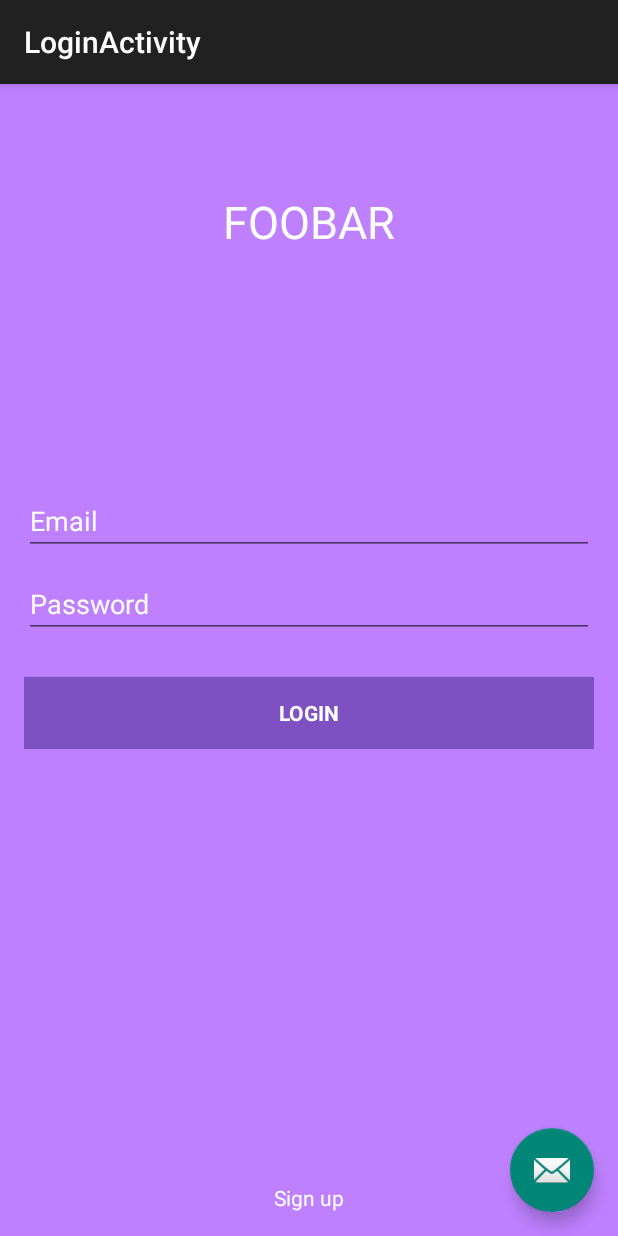
After one commit to Jerryzhao-z/SleepTight, an Android app: the LoginActivity screen opened directly, with no data from a screen before it, on a phone screen of 412 x 824 dp. The commit adds this screen. Run offline under Robolectric (Android 15) with nearby library versions, the phone set to English and light mode, and no system bars.

Commit message:
++ XML 6.09.14.44

```diff
--- a/app/build.gradle
+++ b/app/build.gradle
@@ -1,7 +1,7 @@
 apply plugin: 'com.android.application'
 
 android {
-    compileSdkVersion 'android-N'
+    compileSdkVersion 23
     buildToolsVersion '23.0.3'
 
     defaultConfig {
@@ -44,5 +44,4 @@ dependencies {
     compile 'com.mikepenz:itemanimators:0.2.4@aar'
     compile 'com.google.android.gms:play-services-appindexing:8.1.0'
     compile 'com.github.PhilJay:MPAndroidChart:v2.2.5'
-
 }
--- a/app/src/main/AndroidManifest.xml
+++ b/app/src/main/AndroidManifest.xml
@@ -1,17 +1,17 @@
 <?xml version="1.0" encoding="utf-8"?>
 <manifest xmlns:android="http://schemas.android.com/apk/res/android"
-    package="fr.sleeptight">
+    package="fr.sleeptight" >
 
     <application
-        android:name = "fr.sleeptight.ui.application"
+        android:name=".ui.application"
         android:allowBackup="true"
         android:icon="@mipmap/ic_launcher"
         android:label="@string/app_name"
-        android:theme="@style/AppTheme">
+        android:theme="@style/AppTheme" >
         <activity
             android:name=".ui.MainActivity"
             android:label="@string/title_activity_main"
-            android:theme="@style/AppTheme.NoActionBar">
+            android:theme="@style/AppTheme.NoActionBar" >
             <intent-filter>
                 <action android:name="android.intent.action.MAIN" />
 
@@ -38,7 +38,7 @@
             android:name=".ui.page.SleepPlanActivity"
             android:label="@string/title_activity_sleep_plan"
             android:parentActivityName=".ui.HomePage"
-            android:theme="@style/MaterialDrawerTheme.Light.DarkToolbar">
+            android:theme="@style/MaterialDrawerTheme.Light.DarkToolbar" >
             <meta-data
                 android:name="android.support.PARENT_ACTIVITY"
                 android:value="fr.sleeptight.ui.HomePage" />
@@ -47,11 +47,16 @@
             android:name=".ui.user_branch.UserManagerTest"
             android:label="@string/title_activity_user_manager_test"
             android:parentActivityName=".ui.HomePage"
-            android:theme="@style/MaterialDrawerTheme.Light.DarkToolbar">
+            android:theme="@style/MaterialDrawerTheme.Light.DarkToolbar" >
             <meta-data
                 android:name="android.support.PARENT_ACTIVITY"
                 android:value="fr.sleeptight.ui.user_branch.UserManagerTest" />
         </activity>
+        <activity
+            android:name=".ui.user_branch.LoginActivity"
+            android:label="@string/title_activity_login"
+            android:theme="@style/AppTheme.NoActionBar" >
+        </activity>
     </application>
 
 </manifest>
--- /dev/null
+++ b/app/src/main/java/fr/sleeptight/ui/user_branch/LoginActivity.java
@@ -0,0 +1,30 @@
+package fr.sleeptight.ui.user_branch;
+
+import android.os.Bundle;
+import android.support.design.widget.FloatingActionButton;
+import android.support.design.widget.Snackbar;
+import android.support.v7.app.AppCompatActivity;
+import android.support.v7.widget.Toolbar;
+import android.view.View;
+import fr.sleeptight.R;
+
+public class LoginActivity extends AppCompatActivity {
+
+    @Override
+    protected void onCreate(Bundle savedInstanceState) {
+        super.onCreate(savedInstanceState);
+        setContentView(R.layout.activity_login);
+        Toolbar toolbar = (Toolbar) findViewById(R.id.toolbar);
+        setSupportActionBar(toolbar);
+
+       FloatingActionButton fab = (FloatingActionButton) findViewById(R.id.fab);
+        fab.setOnClickListener(new View.OnClickListener() {
+            @Override
+            public void onClick(View view) {
+                Snackbar.make(view, "Replace with your own action", Snackbar.LENGTH_LONG)
+                        .setAction("Action", null).show();
+            }
+        });
+    }
+
+}
--- /dev/null
+++ b/app/src/main/res/layout/activity_login.xml
@@ -0,0 +1,35 @@
+<?xml version="1.0" encoding="utf-8"?>
+<android.support.design.widget.CoordinatorLayout
+    xmlns:android="http://schemas.android.com/apk/res/android"
+    xmlns:app="http://schemas.android.com/apk/res-auto"
+    xmlns:tools="http://schemas.android.com/tools"
+    android:layout_width="match_parent"
+    android:layout_height="match_parent"
+    android:fitsSystemWindows="true"
+    tools:context="fr.sleeptight.ui.user_branch.LoginActivity">
+
+    <android.support.design.widget.AppBarLayout
+        android:layout_height="wrap_content"
+        android:layout_width="match_parent"
+        android:theme="@style/AppTheme.AppBarOverlay">
+
+        <android.support.v7.widget.Toolbar
+            android:id="@+id/toolbar"
+            android:layout_width="match_parent"
+            android:layout_height="?attr/actionBarSize"
+            android:background="?attr/colorPrimary"
+            app:popupTheme="@style/AppTheme.PopupOverlay" />
+
+    </android.support.design.widget.AppBarLayout>
+
+    <include layout="@layout/content_login"/>
+
+    <android.support.design.widget.FloatingActionButton
+        android:id="@+id/fab"
+        android:layout_width="wrap_content"
+        android:layout_height="wrap_content"
+        android:layout_gravity="bottom|end"
+        android:layout_margin="@dimen/fab_margin"
+        android:src="@android:drawable/ic_dialog_email" />
+
+</android.support.design.widget.CoordinatorLayout>
--- /dev/null
+++ b/app/src/main/res/layout/content_login.xml
@@ -0,0 +1,93 @@
+<?xml version="1.0" encoding="utf-8"?>
+<LinearLayout xmlns:android="http://schemas.android.com/apk/res/android"
+    xmlns:tools="http://schemas.android.com/tools" android:layout_width="match_parent"
+    android:layout_height="match_parent" android:gravity="center_vertical|center_horizontal"
+    android:orientation="vertical" android:paddingBottom="@dimen/activity_vertical_margin"
+    android:paddingLeft="@dimen/activity_horizontal_margin"
+    android:paddingRight="@dimen/activity_horizontal_margin"
+    android:paddingTop="@dimen/activity_vertical_margin" tools:context=".ui.user_branch.LoginActivity"
+    android:background="#ffBE80FF"
+    android:descendantFocusability="beforeDescendants"
+    android:focusableInTouchMode="true">
+
+    <LinearLayout
+        android:id="@+id/ll1"
+        android:layout_width="match_parent"
+        android:layout_height="match_parent"
+        android:layout_weight="1"
+        android:gravity="center_vertical|center_horizontal">
+
+        <TextView
+            android:layout_width="wrap_content"
+            android:layout_height="wrap_content"
+            android:textAppearance="?android:attr/textAppearanceLarge"
+            android:text="FOOBAR"
+            android:id="@+id/textView2"
+            android:textSize="30dp"
+            android:textColor="#ffffffff" />
+
+
+    </LinearLayout>
+
+    <LinearLayout
+        android:id="@+id/ll2"
+        android:layout_width="match_parent"
+        android:layout_height="match_parent"
+        android:layout_weight="1"
+        android:gravity="center_vertical|center_horizontal">
+        <ProgressBar android:id="@+id/login_progress" style="?android:attr/progressBarStyleLarge"
+            android:layout_width="wrap_content" android:layout_height="wrap_content"
+            android:visibility="gone" />
+        <ScrollView android:id="@+id/login_form" android:layout_width="match_parent"
+            android:layout_height="wrap_content">
+            <LinearLayout android:layout_width="match_parent" android:layout_height="wrap_content"
+                android:orientation="vertical">
+
+                <LinearLayout android:id="@+id/email_login_form" android:layout_width="match_parent"
+                    android:layout_height="wrap_content" android:orientation="vertical">
+
+                    <AutoCompleteTextView android:id="@+id/email" android:layout_width="match_parent"
+                        android:layout_height="wrap_content" android:hint="@string/prompt_email"
+                        android:inputType="textEmailAddress" android:maxLines="1"
+                        android:singleLine="true"
+                        android:layout_marginBottom="10dp"
+                        android:textColorHint="#ffffffff"
+                        android:textColor="#ffffffff" />
+
+                    <EditText android:id="@+id/password" android:layout_width="match_parent"
+                        android:layout_height="wrap_content" android:hint="@string/prompt_password"
+                        android:imeActionLabel="@string/action_sign_in"
+                        android:imeOptions="actionUnspecified" android:inputType="textPassword"
+                        android:maxLines="1" android:singleLine="true"
+                        android:layout_marginBottom="10dp"
+                        android:textColorHint="#ffffffff"
+                        android:textColor="#ffffffff" />
+
+                    <Button android:id="@+id/email_sign_in_button" style="?android:textAppearanceSmall"
+                        android:layout_width="match_parent" android:layout_height="wrap_content"
+                        android:layout_marginTop="16dp" android:text="@string/action_sign_in"
+                        android:textStyle="bold"
+                        android:textColor="#ffffffff"
+                        android:background="#ff7e51c2" />
+
+                </LinearLayout>
+            </LinearLayout>
+        </ScrollView>
+    </LinearLayout>
+
+    <LinearLayout
+        android:id="@+id/ll3"
+        android:layout_width="match_parent"
+        android:layout_height="match_parent"
+        android:layout_weight="1"
+        android:gravity="bottom|center_horizontal">
+
+        <TextView
+            android:layout_width="wrap_content"
+            android:layout_height="wrap_content"
+            android:text="Sign up"
+            android:id="@+id/signUpTextView"
+            android:autoLink="web"
+            android:textColor="#ffffffff" />
+    </LinearLayout>
+</LinearLayout>
--- /dev/null
+++ b/app/src/main/res/values/string_login.xml
@@ -0,0 +1,11 @@
+<?xml version="1.0" encoding="utf-8"?>
+<resources>
+    <!-- Strings related to login -->
+    <string name="prompt_email">Email</string>
+    <string name="prompt_password">Password</string>
+    <string name="action_sign_in">Login</string>
+    <string name="invalid_email">This email address is invalid</string>
+    <string name="invalid_password">Password is too short</string>
+    <string name="incorrect_password">Password is incorrect</string>
+    <string name="field_required">This field is required</string>
+</resources>
--- a/app/src/main/res/values/strings.xml
+++ b/app/src/main/res/values/strings.xml
@@ -24,5 +24,6 @@
     <string name="title_activity_bar_chart">BarChartActivity</string>
     <string name="title_activity_line_chart">LineChartActivity</string>
     <string name="title_activity_user_manager_test">userManagerActivity</string>
+    <string name="title_activity_login">LoginActivity</string>
 
 </resources>
```
Also changed, not shown: 1 other file.
